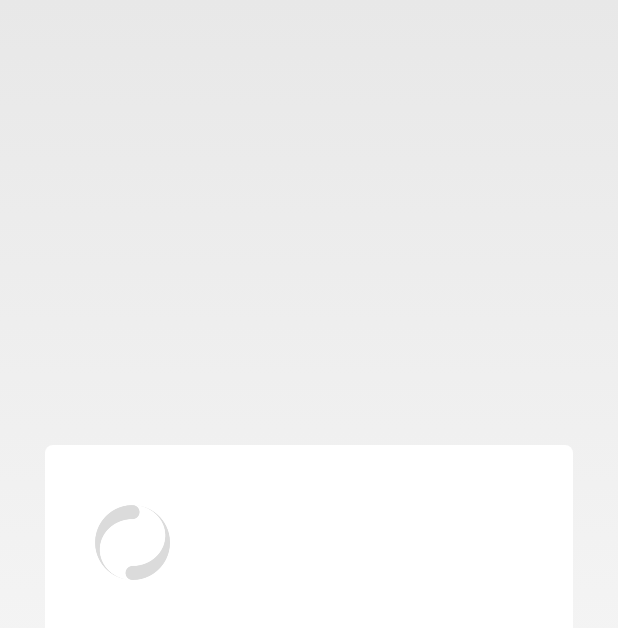
After one commit to houyishetian/Read, an Android app: the layout activity_loading_dialog.xml on its own in the app's theme, with its tools: preview values and no code run, on a phone screen of 412 x 824 dp. The commit adds this screen. Shown: the top 628 px of the screen. Run offline under Robolectric (Android 15) with nearby library versions, the phone set to English and light mode, and no system bars.

Commit message:
add LoadingDialogActivity for loading logic

```diff
--- a/app/src/main/AndroidManifest.xml
+++ b/app/src/main/AndroidManifest.xml
@@ -20,6 +20,9 @@
             android:name=".activity.MainActivity"
             android:windowSoftInputMode="adjustResize|stateHidden"
             android:theme="@android:style/Theme.Light.NoTitleBar" />
+
+        <activity android:name=".activity.LoadingDialogActivity"
+            android:theme="@style/LoadingDialogActivityStyle"/>
     </application>
 
 </manifest>
--- /dev/null
+++ b/app/src/main/java/com/lin/read/activity/LoadingDialogActivity.java
@@ -0,0 +1,19 @@
+package com.lin.read.activity;
+
+import android.app.Activity;
+import android.os.Bundle;
+import android.support.annotation.Nullable;
+
+import com.lin.read.R;
+
+/**
+ * Created by lisonglin on 2017/10/14.
+ */
+
+public class LoadingDialogActivity extends Activity {
+    @Override
+    protected void onCreate(@Nullable Bundle savedInstanceState) {
+        super.onCreate(savedInstanceState);
+        setContentView(R.layout.activity_loading_dialog);
+    }
+}
--- a/app/src/main/java/com/lin/read/fragment/ScanFragment.java
+++ b/app/src/main/java/com/lin/read/fragment/ScanFragment.java
@@ -3,6 +3,7 @@ package com.lin.read.fragment;
 
 import android.app.Dialog;
 import android.content.Context;
+import android.content.Intent;
 import android.graphics.Rect;
 import android.os.Bundle;
 import android.os.Handler;
@@ -28,6 +29,7 @@ import android.widget.TextView;
 import com.lin.read.R;
 import com.lin.read.ScanTypeAdapter;
 import com.lin.read.ScanTypeItemDecoration;
+import com.lin.read.activity.LoadingDialogActivity;
 import com.lin.read.activity.MainActivity;
 import com.lin.read.filter.SearchInfo;
 import com.lin.read.filter.StringUtils;
@@ -130,7 +132,8 @@ public class ScanFragment extends Fragment {
                 hideFilterLayout();
                 SearchInfo searchInfo=getSearchInfo();
                 Log.e("Test",searchInfo.toString());
-                showScaningDialog();
+//                showScaningDialog();
+                startActivity(new Intent(getActivity(), LoadingDialogActivity.class));
             }
         });
     }
--- /dev/null
+++ b/app/src/main/res/anim/set_loading_dialog_activity_in.xml
@@ -0,0 +1,8 @@
+<?xml version="1.0" encoding="utf-8"?>
+<set xmlns:android="http://schemas.android.com/apk/res/android"
+    android:duration="500">
+
+    <translate
+        android:fromXDelta="100%p"
+        android:toXDelta="0%p" />
+</set>
--- /dev/null
+++ b/app/src/main/res/anim/set_loading_dialog_activity_out.xml
@@ -0,0 +1,8 @@
+<?xml version="1.0" encoding="utf-8"?>
+<set xmlns:android="http://schemas.android.com/apk/res/android"
+    android:duration="500">
+
+    <translate
+        android:toXDelta="100%p"
+        android:fromXDelta="0%p" />
+</set>
--- /dev/null
+++ b/app/src/main/res/layout/activity_loading_dialog.xml
@@ -0,0 +1,34 @@
+<?xml version="1.0" encoding="utf-8"?>
+<LinearLayout xmlns:android="http://schemas.android.com/apk/res/android"
+    android:layout_width="match_parent"
+    android:gravity="center_vertical"
+    android:background="@android:color/transparent"
+    android:layout_height="match_parent">
+
+    <LinearLayout
+        android:layout_width="match_parent"
+        android:layout_height="130dp"
+        android:layout_marginBottom="50dp"
+        android:layout_marginLeft="30dp"
+        android:layout_marginRight="30dp"
+        android:background="@drawable/shape_dialog_scaning_background"
+        android:orientation="horizontal">
+
+        <RelativeLayout
+            android:layout_width="0dp"
+            android:layout_height="match_parent"
+            android:layout_weight="1">
+
+            <com.lin.read.view.LoadingView
+                android:layout_width="50dp"
+                android:layout_height="50dp"
+                android:layout_centerInParent="true"
+                android:src="@drawable/loading" />
+        </RelativeLayout>
+
+        <LinearLayout
+            android:layout_width="0dp"
+            android:layout_height="match_parent"
+            android:layout_weight="2"></LinearLayout>
+    </LinearLayout>
+</LinearLayout>
--- a/app/src/main/res/values/styles.xml
+++ b/app/src/main/res/values/styles.xml
@@ -20,4 +20,20 @@
         <item name="android:windowBackground">@android:color/transparent</item><!--背景透明-->
         <item name="android:backgroundDimEnabled">true</item><!--模糊-->
     </style>
+
+    <style name="LoadingDialogActivityStyle" parent="@android:style/Animation">
+        <item name="android:windowEnterAnimation">@anim/set_loading_dialog_activity_in</item>
+        <item name="android:windowExitAnimation">@anim/set_loading_dialog_activity_out</item>
+        <!-- 边框 -->
+        <!--   <item name="android:windowIsFloating">true</item> -->
+        <!-- 是否浮现在activity之上 -->
+        <!-- 半透明 -->
+        <item name="android:windowIsTranslucent">true</item>
+        <!-- 无标题 -->
+        <item name="android:windowNoTitle">true</item>
+        <!-- 背景透明 -->
+        <item name="android:windowBackground">@android:color/transparent</item>
+        <!-- 是否允许对话框的背景变暗 -->
+        <item name="android:backgroundDimEnabled">true</item>
+    </style>
 </resources>
```
